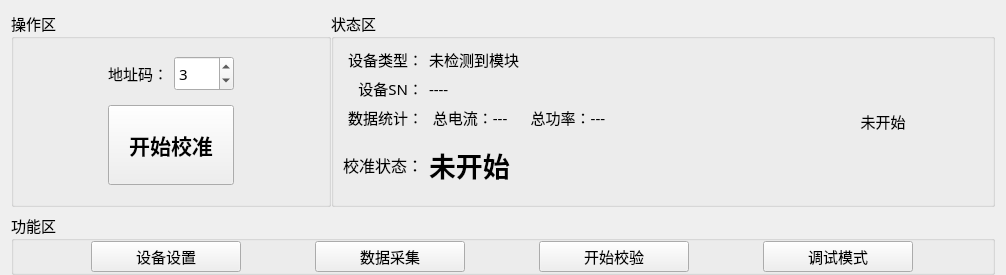
ChinaClever/PDU-CalibrateTool, file PDU-CalibrateTool/home/home_workwid.ui: the form before one commit.
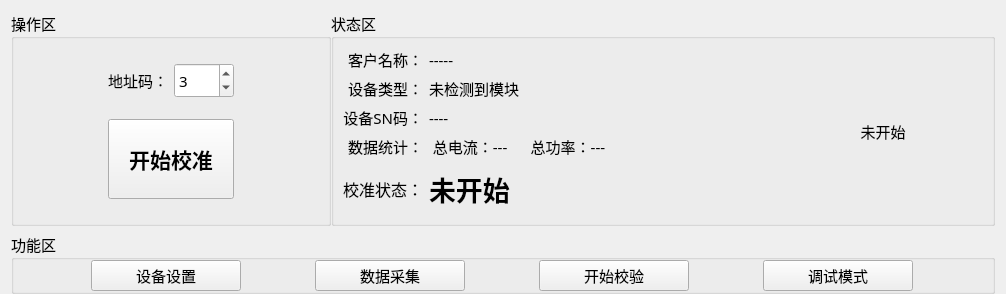
The form after the commit.

Commit message: 增加客户名称显示

Patch:
```diff
--- a/PDU-CalibrateTool/home/home_workwid.ui
+++ b/PDU-CalibrateTool/home/home_workwid.ui
@@ -106,7 +106,7 @@
      </property>
      <layout class="QGridLayout" name="gridLayout_3">
       <item row="0" column="0">
-       <widget class="QLabel" name="label">
+       <widget class="QLabel" name="label_4">
         <property name="maximumSize">
          <size>
           <width>80</width>
@@ -114,7 +114,7 @@
          </size>
         </property>
         <property name="text">
-         <string>设备类型：</string>
+         <string>客户名称：</string>
         </property>
         <property name="alignment">
          <set>Qt::AlignRight|Qt::AlignTrailing|Qt::AlignVCenter</set>
@@ -122,16 +122,16 @@
        </widget>
       </item>
       <item row="0" column="1">
-       <widget class="QLabel" name="devTypeLab">
+       <widget class="QLabel" name="userLab">
         <property name="text">
-         <string>未检测到模块</string>
+         <string>-----</string>
         </property>
         <property name="alignment">
          <set>Qt::AlignLeading|Qt::AlignLeft|Qt::AlignVCenter</set>
         </property>
        </widget>
       </item>
-      <item row="0" column="2" rowspan="4">
+      <item row="0" column="2" rowspan="5">
        <widget class="QLabel" name="timeLab">
         <property name="minimumSize">
          <size>
@@ -154,7 +154,7 @@
        </widget>
       </item>
       <item row="1" column="0">
-       <widget class="QLabel" name="label_2">
+       <widget class="QLabel" name="label">
         <property name="maximumSize">
          <size>
           <width>80</width>
@@ -162,7 +162,7 @@
          </size>
         </property>
         <property name="text">
-         <string>设备SN：</string>
+         <string>设备类型：</string>
         </property>
         <property name="alignment">
          <set>Qt::AlignRight|Qt::AlignTrailing|Qt::AlignVCenter</set>
@@ -170,6 +170,32 @@
        </widget>
       </item>
       <item row="1" column="1">
+       <widget class="QLabel" name="devTypeLab">
+        <property name="text">
+         <string>未检测到模块</string>
+        </property>
+        <property name="alignment">
+         <set>Qt::AlignLeading|Qt::AlignLeft|Qt::AlignVCenter</set>
+        </property>
+       </widget>
+      </item>
+      <item row="2" column="0">
+       <widget class="QLabel" name="label_2">
+        <property name="maximumSize">
+         <size>
+          <width>80</width>
+          <height>16777215</height>
+         </size>
+        </property>
+        <property name="text">
+         <string>设备SN码：</string>
+        </property>
+        <property name="alignment">
+         <set>Qt::AlignRight|Qt::AlignTrailing|Qt::AlignVCenter</set>
+        </property>
+       </widget>
+      </item>
+      <item row="2" column="1">
        <widget class="QLabel" name="snLab">
         <property name="text">
          <string>----</string>
@@ -179,7 +205,7 @@
         </property>
        </widget>
       </item>
-      <item row="2" column="0">
+      <item row="3" column="0">
        <widget class="QLabel" name="label_7">
         <property name="maximumSize">
          <size>
@@ -195,7 +221,7 @@
         </property>
        </widget>
       </item>
-      <item row="2" column="1">
+      <item row="3" column="1">
        <widget class="QLabel" name="tgLab">
         <property name="text">
          <string> 总电流：---      总功率：---</string>
@@ -205,12 +231,12 @@
         </property>
        </widget>
       </item>
-      <item row="3" column="0">
+      <item row="4" column="0">
        <widget class="QLabel" name="label_3">
         <property name="minimumSize">
          <size>
           <width>0</width>
-          <height>60</height>
+          <height>50</height>
          </size>
         </property>
         <property name="maximumSize">
@@ -232,12 +258,12 @@
         </property>
        </widget>
       </item>
-      <item row="3" column="1">
+      <item row="4" column="1">
        <widget class="QLabel" name="statusLab">
         <property name="minimumSize">
          <size>
           <width>0</width>
-          <height>60</height>
+          <height>50</height>
          </size>
         </property>
         <property name="font">
```
The commit also changes 2 other files.
